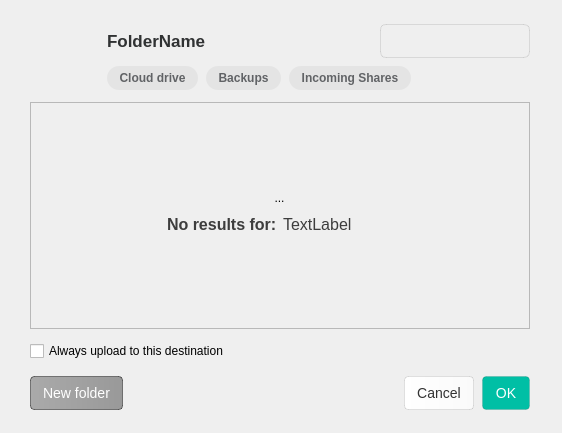
The window that src/MEGASync/gui/node_selector/gui/macx/NodeSelectorTreeViewWidget.ui (meganz/MEGAsync) describes before a commit, drawn with Qt 5.
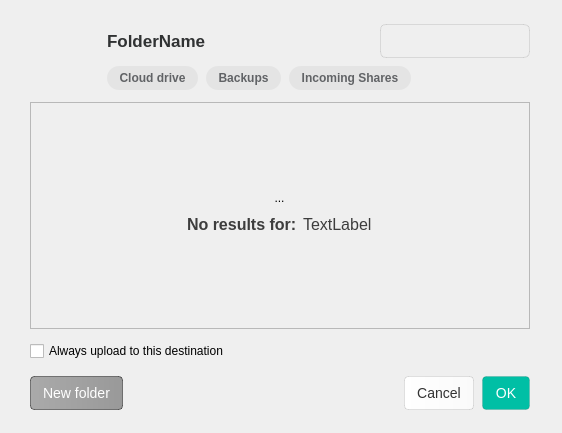
The same window after the commit. The open tabs and pages were chosen to show the change. Icons and pictures are not drawn. Custom widgets are drawn as their Qt base class.

```diff
--- a/src/MEGASync/gui/node_selector/gui/macx/NodeSelectorTreeViewWidget.ui
+++ b/src/MEGASync/gui/node_selector/gui/macx/NodeSelectorTreeViewWidget.ui
@@ -746,7 +746,7 @@
             </property>
            </widget>
           </item>
-          <item>
+          <item alignment="Qt::AlignHCenter">
            <widget class="QWidget" name="searchEmptyInfoWidget" native="true">
             <property name="minimumSize">
              <size>
```
